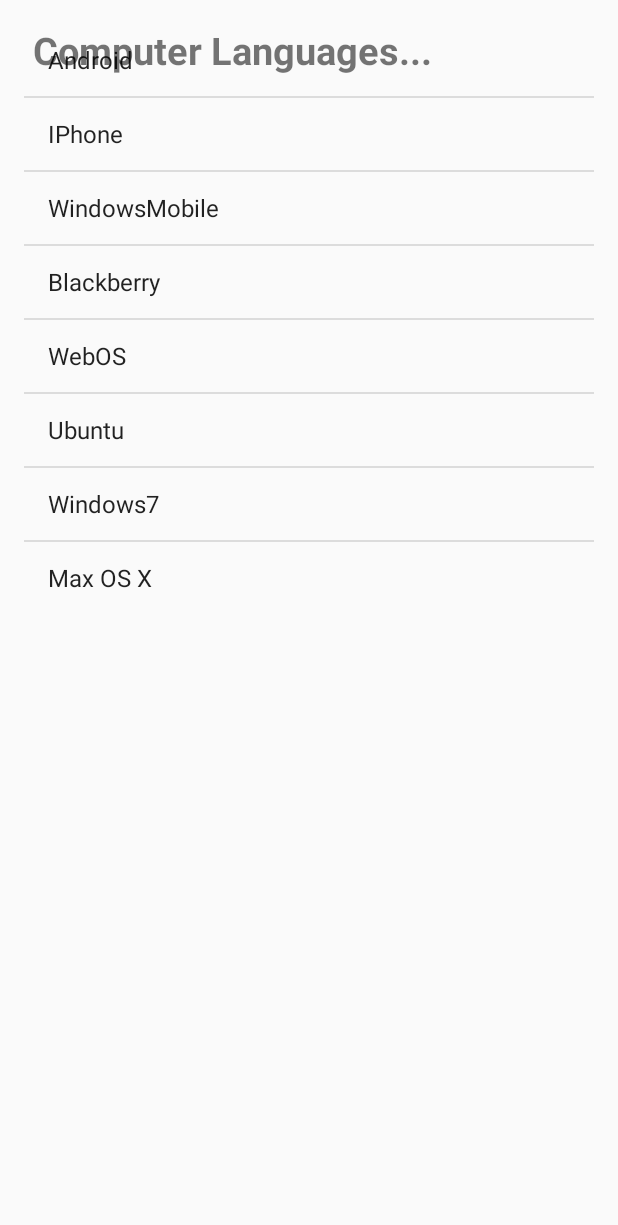
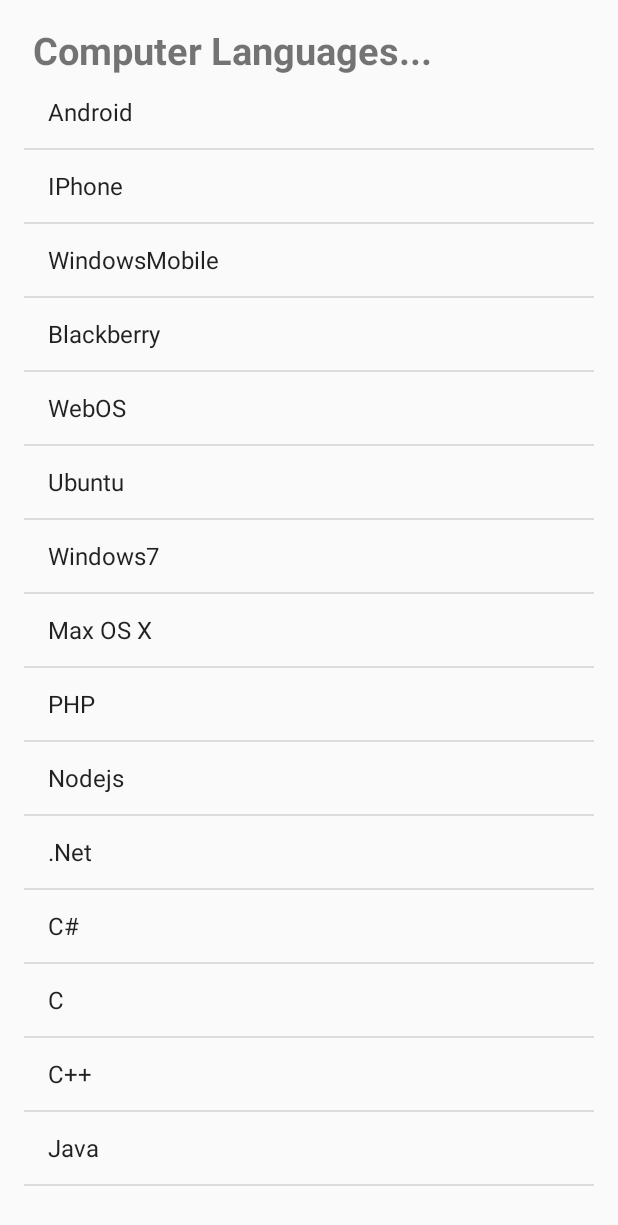
Before and after one commit to sunilkumardewangan/simpleListView, an Android app: the screen it shows after launch (MainActivity), on a phone screen of 412 x 824 dp. Shown: the top 1225 px of the screen. Run offline under Robolectric (Android 15) with nearby library versions, the phone set to English and light mode, and no system bars.

Commit message:
change list data

```diff
--- a/app/src/main/java/com/example/glb_122/myapplication/MainActivity.java
+++ b/app/src/main/java/com/example/glb_122/myapplication/MainActivity.java
@@ -15,7 +15,8 @@ public class MainActivity extends Activity
 
     // Array of strings...
     String[] mobileArray = {"Android","IPhone","WindowsMobile","Blackberry",
-            "WebOS","Ubuntu","Windows7","Max OS X"};
+            "WebOS","Ubuntu","Windows7","Max OS X","PHP","Nodejs", ".Net","C#","C","C++","Java","Swift","Objective C"
+    ,"Python", "React Native"};
     @Override
     protected void onCreate(Bundle savedInstanceState)
     {
--- a/app/src/main/res/layout/activity_main.xml
+++ b/app/src/main/res/layout/activity_main.xml
@@ -21,6 +21,7 @@
 
     <ListView
         android:id="@+id/mobile_list"
+        android:layout_below="@+id/textView1"
         android:layout_width="match_parent"
         android:layout_height="wrap_content" >
     </ListView>
```
